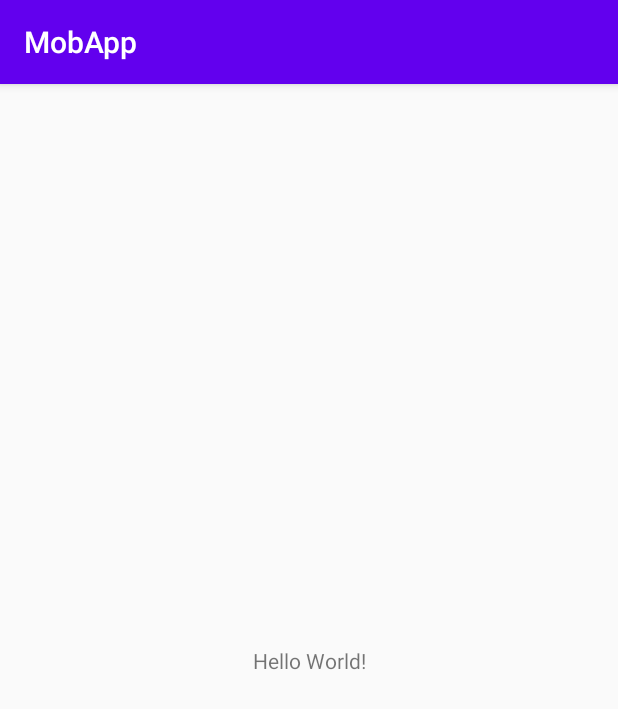
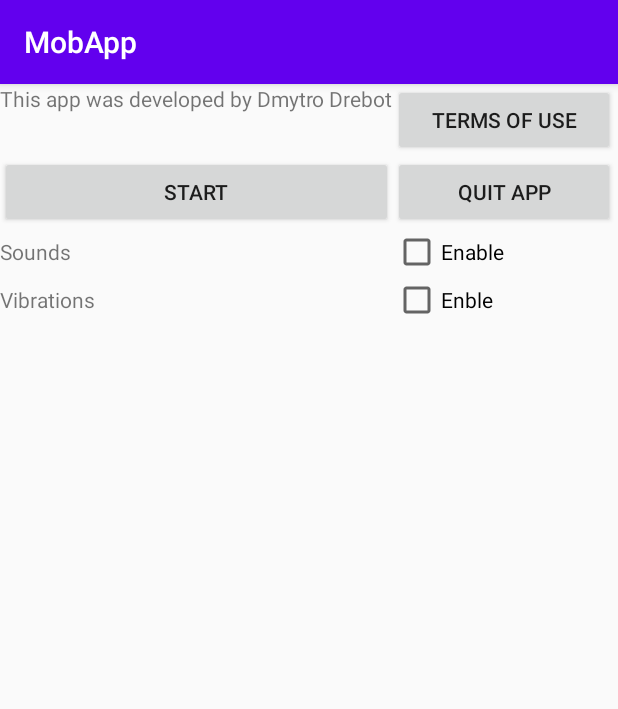
Before and after one commit to DmytroChnu/MobApp, an Android app: the screen it shows after launch (MainActivity before the commit, StartActivity after it), on a phone screen of 412 x 824 dp. Shown: the top 709 px of the screen. Run offline under Robolectric (Android 15) with nearby library versions, the phone set to English and light mode, and no system bars.

Commit message:
Three activities, 2 labs done!

```diff
--- a/app/src/main/AndroidManifest.xml
+++ b/app/src/main/AndroidManifest.xml
@@ -9,7 +9,9 @@
         android:roundIcon="@mipmap/ic_launcher_round"
         android:supportsRtl="true"
         android:theme="@style/AppTheme">
-        <activity android:name=".MainActivity">
+        <activity android:name=".InfoActivty"></activity>
+        <activity android:name=".BasicActivity" />
+        <activity android:name=".StartActivity">
             <intent-filter>
                 <action android:name="android.intent.action.MAIN" />
 
--- a/app/src/main/java/com/example/mobapp/MainActivity.java
+++ /dev/null
@@ -1,14 +0,0 @@
-package com.example.mobapp;
-
-import androidx.appcompat.app.AppCompatActivity;
-
-import android.os.Bundle;
-
-public class MainActivity extends AppCompatActivity {
-
-    @Override
-    protected void onCreate(Bundle savedInstanceState) {
-        super.onCreate(savedInstanceState);
-        setContentView(R.layout.activity_main);
-    }
-}
--- /dev/null
+++ b/app/src/main/java/com/example/mobapp/StartActivity.java
@@ -0,0 +1,59 @@
+package com.example.mobapp;
+
+import androidx.appcompat.app.AppCompatActivity;
+
+import android.content.Intent;
+import android.os.Bundle;
+import android.view.View;
+import android.widget.Button;
+
+public class StartActivity extends AppCompatActivity {
+
+    private Button startButton;
+    private Button quitButton;
+    private Button termsOfUseButton;
+
+    @Override
+    protected void onCreate(Bundle savedInstanceState) {
+        super.onCreate(savedInstanceState);
+        setContentView(R.layout.start_activity);
+
+        startButton = (Button) findViewById(R.id.startButton);
+        quitButton = (Button) findViewById(R.id.quitButton);
+        termsOfUseButton = (Button) findViewById(R.id.termsOfServiceButton);
+
+        startButton.setOnClickListener(new View.OnClickListener() {
+            @Override
+            public void onClick(View view) {
+                openNextActivity();
+            }
+        });
+
+        quitButton.setOnClickListener(new View.OnClickListener() {
+            @Override
+            public void onClick(View view) {
+                finish();
+                System.exit(0);
+            }
+        });
+
+        termsOfUseButton.setOnClickListener(new View.OnClickListener() {
+            @Override
+            public void onClick(View view) {
+                OpenInfoActivity();
+            }
+        });
+    }
+
+    private void openNextActivity()
+    {
+        Intent intent = new Intent(this, BasicActivity.class);
+        startActivity(intent);
+    }
+
+    private void OpenInfoActivity()
+    {
+        Intent intent = new Intent(this, InfoActivty.class);
+        startActivity(intent);
+    }
+}
--- a/app/src/main/res/layout/activity_main.xml
+++ /dev/null
@@ -1,18 +0,0 @@
-<?xml version="1.0" encoding="utf-8"?>
-<androidx.constraintlayout.widget.ConstraintLayout xmlns:android="http://schemas.android.com/apk/res/android"
-    xmlns:app="http://schemas.android.com/apk/res-auto"
-    xmlns:tools="http://schemas.android.com/tools"
-    android:layout_width="match_parent"
-    android:layout_height="match_parent"
-    tools:context=".MainActivity">
-
-    <TextView
-        android:layout_width="wrap_content"
-        android:layout_height="wrap_content"
-        android:text="Hello World!"
-        app:layout_constraintBottom_toBottomOf="parent"
-        app:layout_constraintLeft_toLeftOf="parent"
-        app:layout_constraintRight_toRightOf="parent"
-        app:layout_constraintTop_toTopOf="parent" />
-
-</androidx.constraintlayout.widget.ConstraintLayout>
--- /dev/null
+++ b/app/src/main/res/layout/start_activity.xml
@@ -0,0 +1,77 @@
+<?xml version="1.0" encoding="utf-8"?>
+<TableLayout
+    xmlns:android="http://schemas.android.com/apk/res/android"
+    android:layout_width="match_parent"
+    android:layout_height="match_parent">
+
+    <TableRow
+        android:layout_width="match_parent"
+        android:layout_height="match_parent">
+
+        <TextView
+            android:id="@+id/textView"
+            android:layout_width="match_parent"
+            android:layout_height="match_parent"
+            android:text="@string/developer_textView" />
+
+        <Button
+            android:id="@+id/termsOfServiceButton"
+            android:layout_width="wrap_content"
+            android:layout_height="wrap_content"
+            android:text="@string/terms_of_use_button" />
+    </TableRow>
+
+    <TableRow
+        android:layout_width="match_parent"
+        android:layout_height="match_parent">
+
+        <Button
+            android:id="@+id/startButton"
+            android:layout_width="match_parent"
+            android:layout_height="match_parent"
+            android:text="@string/start_button"
+            android:textAlignment="center" />
+
+        <Button
+            android:id="@+id/quitButton"
+            android:layout_width="148dp"
+            android:layout_height="wrap_content"
+            android:text="@string/quit_button" />
+
+    </TableRow>
+
+    <TableRow
+        android:layout_width="match_parent"
+        android:layout_height="match_parent">
+
+        <TextView
+            android:id="@+id/textView5"
+            android:layout_width="wrap_content"
+            android:layout_height="wrap_content"
+            android:text="@string/souds_textview" />
+
+        <CheckBox
+            android:id="@+id/checkBox3"
+            android:layout_width="wrap_content"
+            android:layout_height="wrap_content"
+            android:text="@string/souds_checkbox" />
+    </TableRow>
+
+    <TableRow
+        android:layout_width="match_parent"
+        android:layout_height="match_parent" >
+
+        <TextView
+            android:id="@+id/textView6"
+            android:layout_width="wrap_content"
+            android:layout_height="wrap_content"
+            android:text="@string/vibro_textview" />
+
+        <CheckBox
+            android:id="@+id/checkBox4"
+            android:layout_width="wrap_content"
+            android:layout_height="wrap_content"
+            android:text="@string/vibro_checkbox" />
+    </TableRow>
+
+</TableLayout>
--- a/app/src/main/res/values/strings.xml
+++ b/app/src/main/res/values/strings.xml
@@ -1,3 +1,23 @@
 <resources>
     <string name="app_name">MobApp</string>
+    <string name="my_mobile_app">My mobile app</string>
+    <string name="developer_textView">This app was developed by Dmytro Drebot</string>
+    <string name="start_button">Start</string>
+    <string name="privacy_policy_button">Privacy policy</string>
+    <string name="privacy_policy_checkbox">Agree</string>
+    <string name="terms_of_service_button">Terms of service</string>
+    <string name="terms_of_service_checkbox">Agree</string>
+    <string name="back_button">Back</string>
+    <string name="the_fact_view">The fact:</string>
+    <string name="fact_text_view">The fact will be displayed here</string>
+    <string name="true_button">True</string>
+    <string name="false_button">False</string>
+    <string name="about_button">"?"</string>
+    <string name="about_textview">About this game</string>
+    <string name="quit_button">Quit app</string>
+    <string name="souds_checkbox">Enable</string>
+    <string name="souds_textview">Sounds</string>
+    <string name="vibro_checkbox">Enble</string>
+    <string name="vibro_textview">Vibrations</string>
+    <string name="terms_of_use_button">Terms of use</string>
 </resources>
```
Also changed, not shown: app/src/main/java/com/example/mobapp/BasicActivity.java (added, +56 -0 lines), app/src/main/java/com/example/mobapp/InfoActivty.java (added, +60 -0 lines), app/src/main/res/layout/basic_activity.xml (added, +52 -0 lines), app/src/main/res/layout/info_activity.xml (added, +54 -0 lines).
